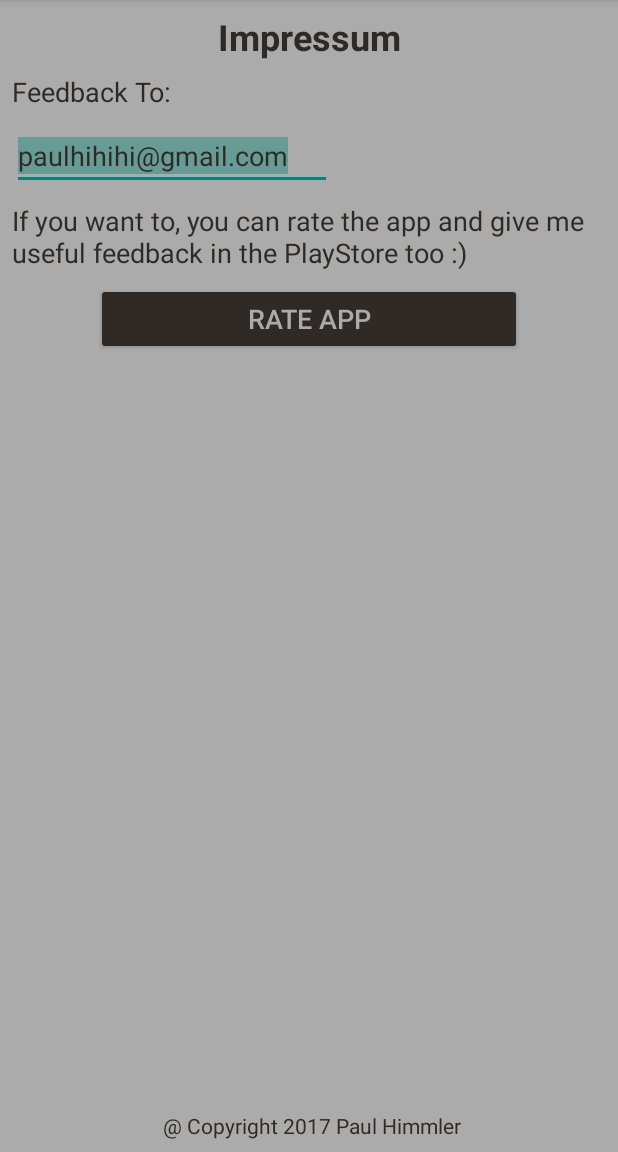
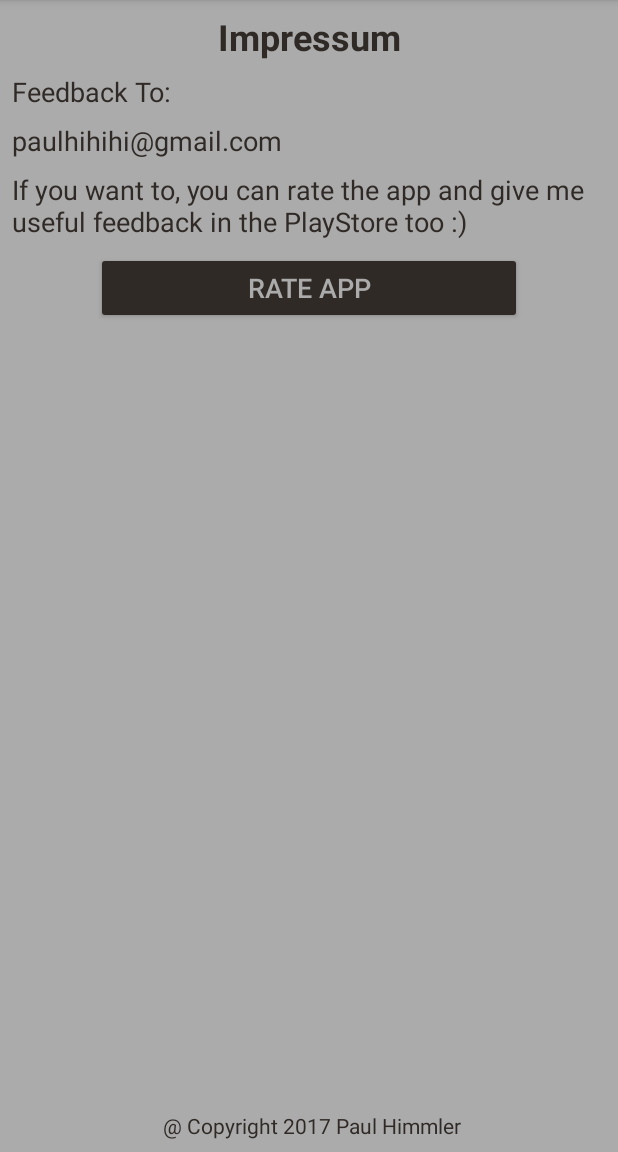
Before and after one commit to Paul-Hi/Tiles, an Android app: the ImpressumActivity screen opened directly, with no data from a screen before it, on a phone screen of 412 x 824 dp, the part 84-1236 px from its top. Run offline under Robolectric (Android 15) with nearby library versions, the phone set to English and light mode, and no system bars.

Commit message:
Beta 1.45 UI redesign. Optimized parallax effect. Added winter wonderland and pink ;) Minor changes in base system.

```diff
--- a/app/build.gradle
+++ b/app/build.gradle
@@ -7,8 +7,8 @@ android {
         applicationId "pit.opengles"
         minSdkVersion 21
         targetSdkVersion 25
-        versionCode 6
-        versionName "1.4"
+        versionCode 7
+        versionName "1.45"
         testInstrumentationRunner "android.support.test.runner.AndroidJUnitRunner"
     }
     buildTypes {
--- a/app/src/main/res/layout/impressum_activity.xml
+++ b/app/src/main/res/layout/impressum_activity.xml
@@ -54,7 +54,7 @@
         app:layout_constraintEnd_toEndOf="parent"
         app:layout_constraintHorizontal_bias="0.0"
         app:layout_constraintStart_toStartOf="parent"
-        app:layout_constraintTop_toBottomOf="@+id/editText" />
+        app:layout_constraintTop_toBottomOf="@+id/textView9" />
 
     <TextView
         android:id="@+id/textView5"
@@ -88,18 +88,19 @@
         app:layout_constraintStart_toStartOf="parent"
         app:layout_constraintTop_toBottomOf="@+id/textView8" />
 
-    <EditText
-        android:id="@+id/editText"
+    <TextView
+        android:id="@+id/textView9"
         android:layout_width="wrap_content"
         android:layout_height="wrap_content"
         android:layout_marginStart="8dp"
         android:layout_marginTop="8dp"
         android:ems="10"
-        android:inputType="textEmailAddress"
-        android:selectAllOnFocus="true"
-        android:singleLine="true"
+        android:inputType="none"
+        android:selectAllOnFocus="false"
+        android:singleLine="false"
         android:text="paulhihihi@gmail.com"
         android:textColor="@color/colorPrimaryDark"
+        android:textSize="18sp"
         app:layout_constraintStart_toStartOf="parent"
         app:layout_constraintTop_toBottomOf="@+id/textView3" />
 </android.support.constraint.ConstraintLayout>
--- a/app/src/main/res/layout/spinner_item.xml
+++ b/app/src/main/res/layout/spinner_item.xml
@@ -5,4 +5,5 @@
     android:layout_height="wrap_content"
     android:textSize="18sp"
     android:padding="10dp"
+    android:textAppearance="@style/Base.Animation.AppCompat.DropDownUp"
     />
--- a/app/src/main/res/values/colors.xml
+++ b/app/src/main/res/values/colors.xml
@@ -3,4 +3,5 @@
     <color name="colorPrimary">#ababab</color>
     <color name="colorPrimaryDark">#302a27</color>
     <color name="colorAccent">#ff4d01</color>
+    <color name="lightTransparent">#83ffffff</color>
 </resources>
```
Also changed, not shown: app/src/main/java/pit/opengles/GLESPlaneAnimatedRenderer.java (+15 -6 lines), app/src/main/java/pit/opengles/WallpaperMainActivity.java (+22 -11 lines), app/src/main/res/layout/wallpaper_activity_main.xml (+21 -8 lines), app/src/main/res/drawable/newpink.png (added), app/src/main/res/drawable/spinnerblue.png (deleted), app/src/main/res/drawable/spinnerdefault.png (deleted), app/src/main/res/drawable/spinnergreen.png (deleted), app/src/main/res/drawable/spinnerred.png (deleted), app/src/main/res/drawable/whitemask.png (deleted), 2 other files.
